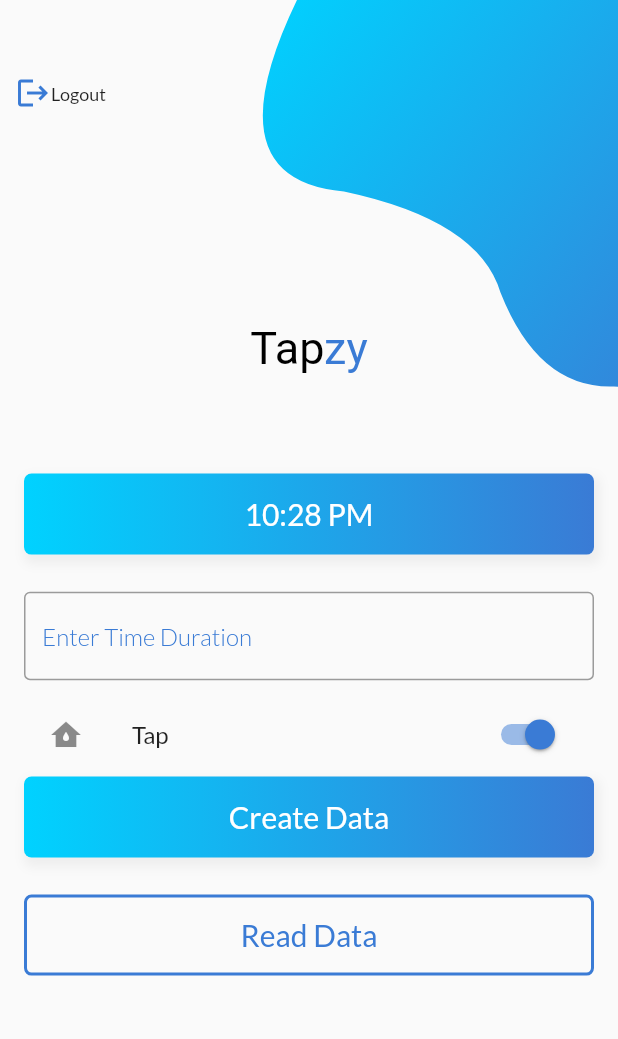
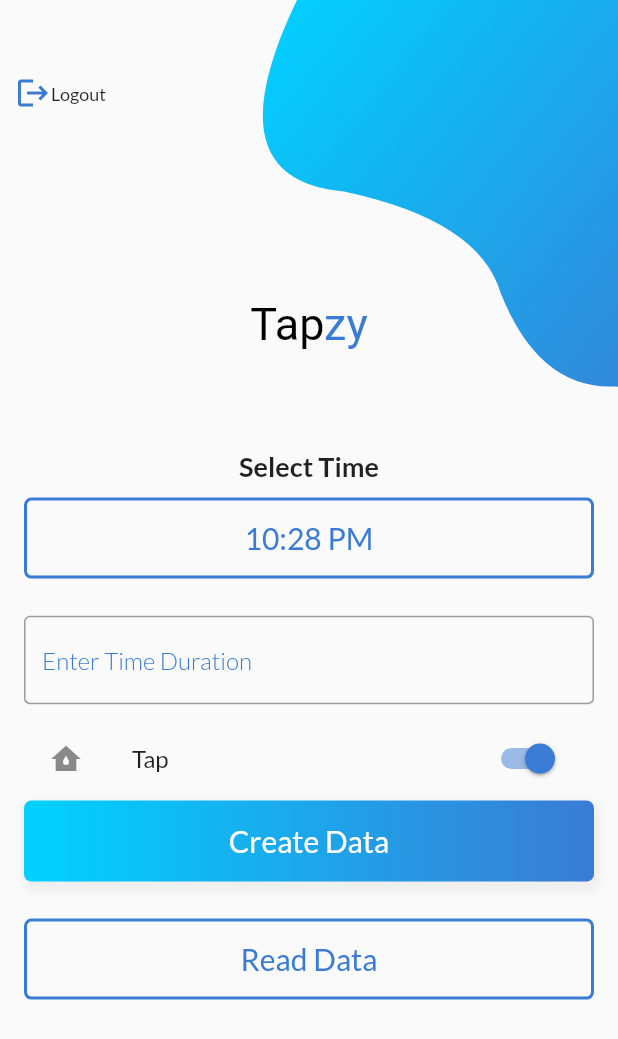
Before and after one commit to aksharpatel17/tapzy, a Flutter app: the FirebaseRealtimeDemoScreen screen opened directly, on a phone screen of 412 x 824 dp. Shown: the top 1039 px of the screen. Run offline on Flutter 3.47's test engine with Material 2 defaults, Android fonts, the phone set to English and light mode, and no system bars; our stand-ins replace date_format, fancy_bottom_navigation, firebase_auth, firebase_core, firebase_database, flushbar and 2 more; accounts and stored records are empty.

```diff
--- a/lib/main.dart
+++ b/lib/main.dart
@@ -36,7 +36,7 @@ class MyApp extends StatelessWidget {
         ),
       ),
       debugShowCheckedModeBanner: false,
-      home: FirebaseRealtimeDemoScreen(),
+      home: WelcomePage(),
     );
   }
 }
@@ -275,8 +275,10 @@ class _FirebaseRealtimeDemoScreenState
         children:<Widget>[
           Positioned(top: 40, left: 0, child: InkWell(
             onTap: () {
-              Navigator.pop(context);
-            },
+      Navigator.push(
+          context, MaterialPageRoute(builder: (context) => WelcomePage()));
+    },
+
             child: Container(
               padding: EdgeInsets.symmetric(horizontal: 10),
               child: Row(
@@ -321,6 +323,11 @@ class _FirebaseRealtimeDemoScreenState
               ),
 
                   SizedBox(height: height * .08),
+                  Text(
+                    "Select Time",
+                    style: TextStyle(fontWeight: FontWeight.bold, fontSize: 18),
+                  ),
+                  SizedBox(height: 10,),
                   InkWell(
                     onTap: () =>
                     {
@@ -328,28 +335,20 @@ class _FirebaseRealtimeDemoScreenState
                     } ,
                     child: Container(
                       width: MediaQuery.of(context).size.width,
-                      padding: EdgeInsets.symmetric(vertical: 15),
+                      padding: EdgeInsets.symmetric(vertical: 13),
                       alignment: Alignment.center,
                       decoration: BoxDecoration(
-                          borderRadius: BorderRadius.all(Radius.circular(5)),
-                          boxShadow: <BoxShadow>[
-                            BoxShadow(
-                                color: Colors.grey.shade200,
-                                offset: Offset(2, 4),
-                                blurRadius: 5,
-                                spreadRadius: 2)
-                          ],
-                          gradient: LinearGradient(
-                              begin: Alignment.centerLeft,
-                              end: Alignment.centerRight,
-                              colors: [Color(0xff00d2ff), Color(0xff3a7bd5)])),
+                        borderRadius: BorderRadius.all(Radius.circular(5)),
+                        border: Border.all(color: Color(0xff3a7bd5), width: 2),
+                      ),
                       child: Text(
                         _timeController.text,
-                        style: TextStyle(fontSize: 20, color: Colors.white),
+                        style: TextStyle(fontSize: 20, color: Color(0xff3a7bd5)),
                       ),
                     ),
                   ),
                   SizedBox(height: height * .03),
+
                   TextField(
                     keyboardType: TextInputType.number,
                     autofocus: false,
@@ -377,8 +376,8 @@ class _FirebaseRealtimeDemoScreenState
                     onTap: () async {
                       await createData().then((value) =>
                       Flushbar(
-                        title: "Hey Akshar",
-                        message: "Data Created",
+                        title: "Data Uploaded Sucessfully",
+                        message: " ",
                         backgroundColor: Color(0xff3a7bd5),
                         duration: Duration(seconds: 2),
 
@@ -414,8 +413,8 @@ class _FirebaseRealtimeDemoScreenState
                     onTap: () async {
                       await readData().then((value) =>
                       Flushbar(
-                        title: "Hey Akshar",
-                        message: "Name=${name1} Time=${time} Minutes=${minutes}",
+                        title: "Data from Firebase",
+                        message: "Time=${time} Minutes=${minutes}",
                         backgroundColor: Color(0xff3a7bd5),
                         duration: Duration(seconds: 2),
 
```
Also changed, not shown: lib/src/loginPage.dart (+50 -14 lines), lib/src/signup.dart (+76 -13 lines).
